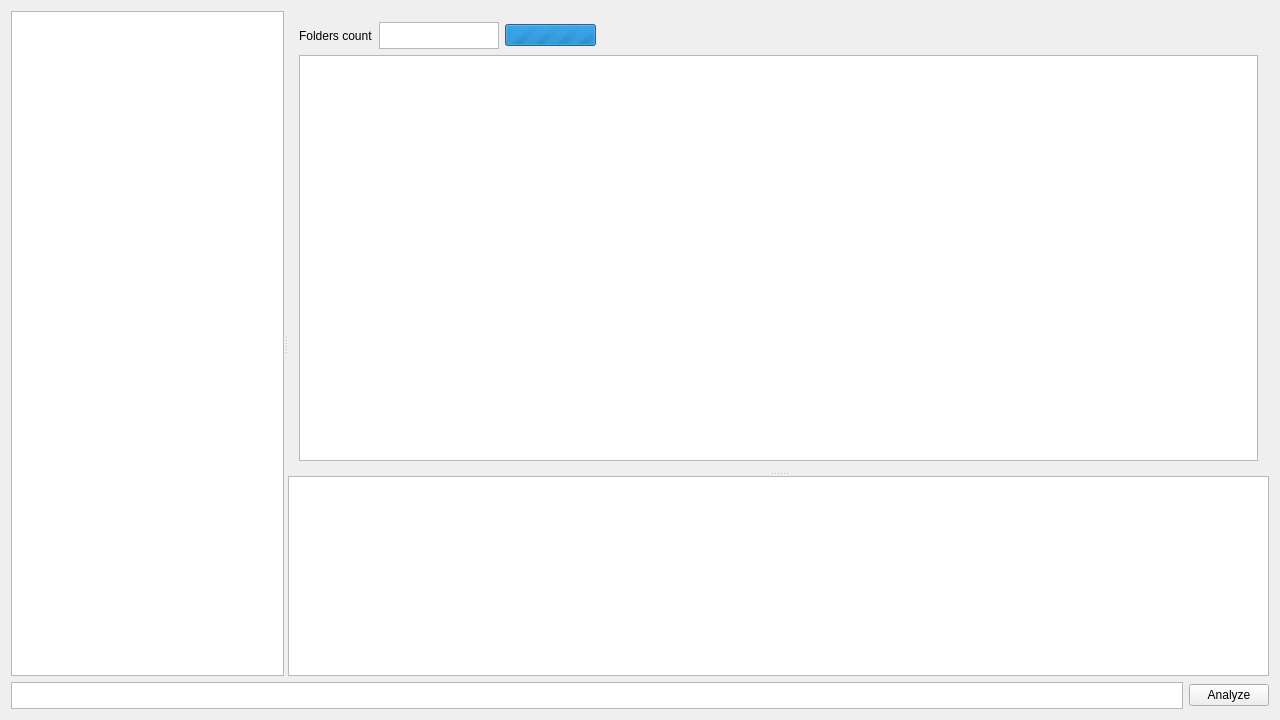
Before: the Qt Designer form mainwindow.ui in vladimirevterev/DiskAnalyzer, drawn with Qt 5.
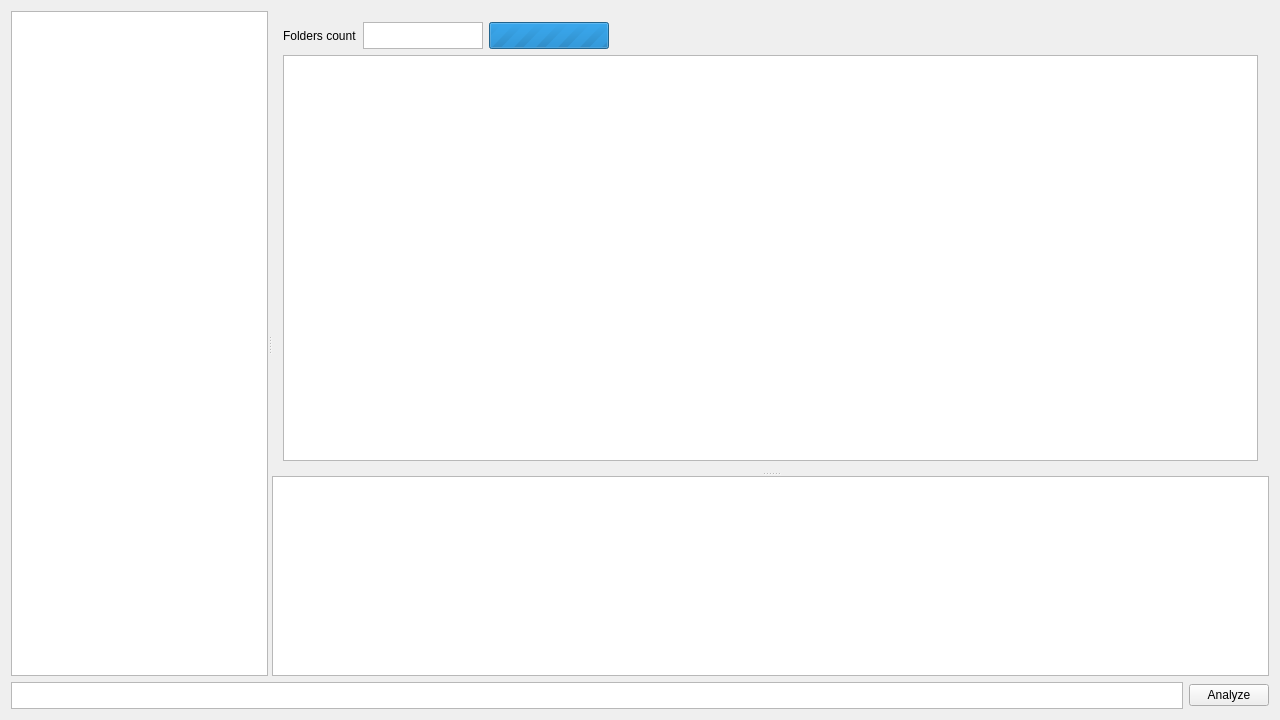
After: the same form once the commit is applied.

Diff of the .ui file:
```diff
--- a/mainwindow.ui
+++ b/mainwindow.ui
@@ -108,7 +108,7 @@
        <property name="orientation">
         <enum>Qt::Vertical</enum>
        </property>
-       <widget class="QWidget" name="">
+       <widget class="QWidget" name="layoutWidget">
         <layout class="QVBoxLayout" name="verticalLayout">
          <item>
           <layout class="QHBoxLayout" name="horizontalLayout_3">
@@ -149,12 +149,30 @@
                <verstretch>0</verstretch>
               </sizepolicy>
              </property>
+             <property name="minimumSize">
+              <size>
+               <width>120</width>
+               <height>27</height>
+              </size>
+             </property>
+             <property name="maximumSize">
+              <size>
+               <width>120</width>
+               <height>27</height>
+              </size>
+             </property>
              <property name="maximum">
               <number>0</number>
              </property>
              <property name="value">
               <number>0</number>
              </property>
+             <property name="alignment">
+              <set>Qt::AlignCenter</set>
+             </property>
+             <property name="textVisible">
+              <bool>true</bool>
+             </property>
              <property name="invertedAppearance">
               <bool>false</bool>
              </property>
```
Left out of the diff: 7 changed lines with no effect on the pictures.
